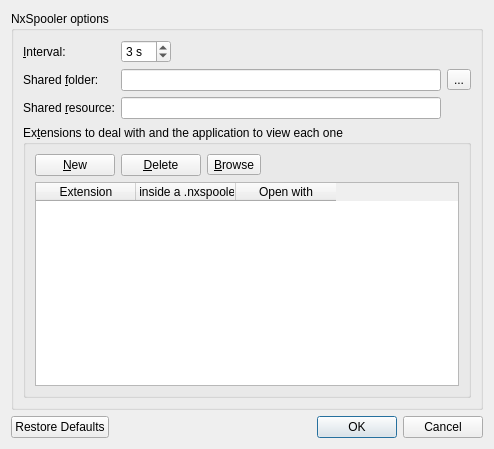
Above: trunk/optionsDialog.ui from BackupTheBerlios/nxspooler-svn before the change. Below: the same form after it.
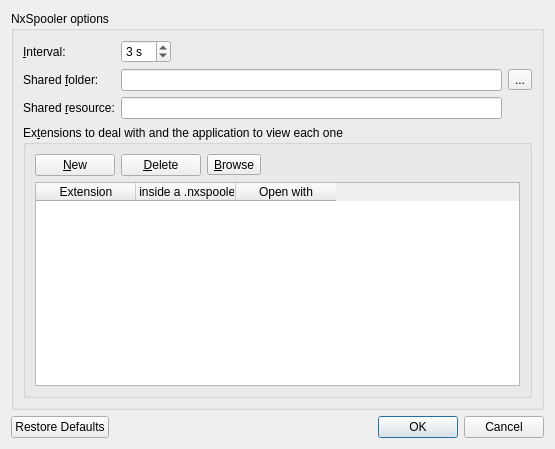
That is the form after the change. Icons and pictures are not drawn.

Commit message: Phase 2 of: "to be able to specify that NxSpooler opens some extensions only if their files are referred from a container file (.nxspooler-open)". Minor changes (a "what's this", the size of a column, now is not editable the cell where the checkbox is).

Diff of the .ui file:
```diff
--- a/trunk/optionsDialog.ui
+++ b/trunk/optionsDialog.ui
@@ -9,7 +9,7 @@
    <rect>
     <x>0</x>
     <y>0</y>
-    <width>494</width>
+    <width>555</width>
     <height>449</height>
    </rect>
   </property>
```
Left out of the diff: 2 changed lines with no effect on the pictures. The commit also changes 1 other file.
